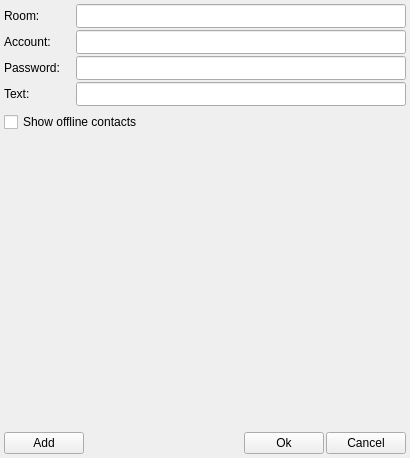
Above: share/skins/default/mucinvite.ui from itds-consulting/yate before the change. Below: the same form after it.
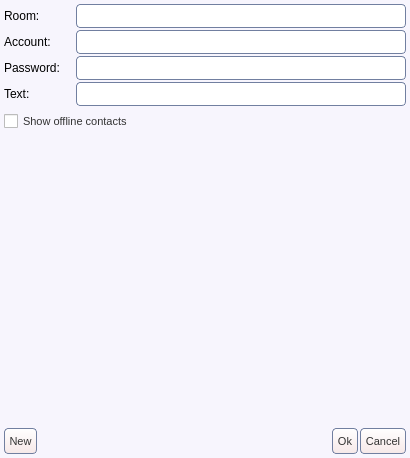
That is the form after the change. Icons and pictures are not drawn.

Commit message: Moved channel control buttons to channel item in channels list. Conference and transfer are now done from master channel and shown in its item in channels list. Changed user interface colors and shapes.

The edit to the form file:
```diff
--- a/share/skins/default/mucinvite.ui
+++ b/share/skins/default/mucinvite.ui
@@ -15,6 +15,94 @@
   <property name="windowIcon" >
    <iconset>muc.png</iconset>
   </property>
+  <property name="styleSheet" >
+   <string>QWidget#mucinvite {
+  background:#f7f5fd;
+}
+QLineEdit {
+  color:#333333;
+  border: 1px solid #717fa0;
+  border-radius: 4px;
+}
+QTreeWidget {
+  border: 1px solid #717fa0;
+}
+QAbstractButton { font-size: 11px; color: #333333; }
+QToolButton {
+  border: 1px solid #717fa0;
+  border-radius: 4px;
+  background: qlineargradient(x1: 0, y1: 0, x2: 0, y2: 1, stop: 0 #ffffff, stop: 1 #f6e8e8);
+}
+QToolButton:hover { background: qlineargradient(x1: 0, y1: 0, x2: 0, y2: 1, stop: 0 #ffffff, stop: 1 #f9f3f3); }
+QToolButton:pressed { background: qlineargradient(x1: 0, y1: 0, x2: 0, y2: 1, stop: 0 #f6e8e8, stop: 1 #ffffff); }
+QPushButton {
+  border: 1px solid #717fa0;
+  border-radius: 4px;
+  background: qlineargradient(x1: 0, y1: 0, x2: 0, y2: 1, stop: 0 #ffffff, stop: 1 #f6e8e8);
+}
+QPushButton:hover { background: qlineargradient(x1: 0, y1: 0, x2: 0, y2: 1, stop: 0 #ffffff, stop: 1 #f9f3f3); }
+QPushButton:pressed { background: qlineargradient(x1: 0, y1: 0, x2: 0, y2: 1, stop: 0 #f6e8e8, stop: 1 #ffffff); }
+QComboBox::down-arrow { image: url(cb_arrow.png); }
+QComboBox::down-arrow:on { top: 1px; left: 1px; }
+QComboBox {
+  padding-left: 2px;
+  padding-right: 25px;
+  border: 1px solid #717fa0;
+  border-radius: 4px;
+}
+QComboBox::drop-down {
+  width: 22px;
+  border-left: 1px solid #717fa0;
+}
+QCheckBox::indicator:checked { image: url(checkbox_on.png); }
+QCheckBox::indicator:unchecked { image: url(checkbox_off.png); }
+QRadioButton::indicator:checked { image: url(radio_on.png); }
+QRadioButton::indicator:unchecked { image: url(radio_off.png); }
+QScrollBar { border: 1px solid #717fa0; background: white; }
+QScrollBar::handle {
+  background: qlineargradient(x1: 0, y1: 0, x2: 0, y2: 1, stop: 0 #ffffff, stop: 1 #f6e8e8);
+  border: 1px solid #717fa0;
+}
+QScrollBar:vertical {
+  width: 14px;
+  margin: 16px 0px 16px 0px;
+  border-top: 0px;
+  border-bottom: 0px;
+  border-right: 0px;
+}
+QScrollBar:horizontal {
+  height: 14px;
+  margin: 0px 16px 0px 16px;
+  border-left: 0px;
+  border-right: 0px;
+  border-bottom: 0px;
+}
+QScrollBar::add-line {
+  height: 13px;
+  width: 13px;
+  border: 1px solid #717fa0;
+  subcontrol-origin: margin;
+  background: qlineargradient(x1: 0, y1: 0, x2: 0, y2: 1, stop: 0 #ffffff, stop: 1 #f6e8e8);
+}
+QScrollBar::sub-line {
+  height: 13px;
+  width: 13px;
+  border: 1px solid #717fa0;
+  subcontrol-origin: margin;
+  background: qlineargradient(x1: 0, y1: 0, x2: 0, y2: 1, stop: 0 #ffffff, stop: 1 #f6e8e8);
+}
+QScrollBar::handle:vertical { border-left: 0px; border-right: 0px; }
+QScrollBar::handle:horizontal { border-top: 0px; border-bottom: 0px; }
+QScrollBar::add-line:vertical { subcontrol-position: bottom; image: url(scroll_down.png); height: 14px; }
+QScrollBar::sub-line:vertical { subcontrol-position: top; image: url(scroll_up.png); height: 14px; }
+QScrollBar::add-line:horizontal { subcontrol-position: right; image: url(scroll_right.png); width: 14px; }
+QScrollBar::sub-line:horizontal { subcontrol-position: left; image: url(scroll_left.png); width: 14px; }
+QScrollBar::up-arrow:pressed { border: 1px solid #717fa0; }
+QScrollBar::down-arrow:pressed { border: 1px solid #717fa0; }
+QScrollBar::left-arrow:pressed { border: 1px solid #717fa0; }
+QScrollBar::right-arrow:pressed { border: 1px solid #717fa0; }
+</string>
+  </property>
   <layout class="QVBoxLayout" >
    <property name="spacing" >
     <number>2</number>
@@ -245,6 +333,22 @@
      </property>
     </widget>
    </item>
+   <item>
+    <spacer>
+     <property name="orientation" >
+      <enum>Qt::Vertical</enum>
+     </property>
+     <property name="sizeType" >
+      <enum>QSizePolicy::Fixed</enum>
+     </property>
+     <property name="sizeHint" >
+      <size>
+       <width>20</width>
+       <height>6</height>
+      </size>
+     </property>
+    </spacer>
+   </item>
    <item>
     <widget class="QFrame" name="frame_contacts" >
      <property name="sizePolicy" >
@@ -286,18 +390,45 @@
       <number>6</number>
      </property>
      <item>
-      <widget class="QPushButton" name="invite_add" >
+      <widget class="QToolButton" name="invite_add" >
+       <property name="sizePolicy" >
+        <sizepolicy vsizetype="Fixed" hsizetype="Minimum" >
+         <horstretch>0</horstretch>
+         <verstretch>0</verstretch>
+        </sizepolicy>
+       </property>
+       <property name="minimumSize" >
+        <size>
+         <width>0</width>
+         <height>26</height>
+        </size>
+       </property>
+       <property name="maximumSize" >
+        <size>
+         <width>16777215</width>
+         <height>26</height>
+        </size>
+       </property>
        <property name="toolTip" >
         <string>Add a contact to the list</string>
        </property>
        <property name="text" >
-        <string>Add</string>
+        <string>New</string>
        </property>
        <property name="icon" >
         <iconset>addcontact.png</iconset>
        </property>
-       <property name="shortcut" >
-        <string>Return</string>
+       <property name="toolButtonStyle" >
+        <enum>Qt::ToolButtonTextBesideIcon</enum>
+       </property>
+       <property name="_yate_normal_icon" stdset="0" >
+        <string>add.png</string>
+       </property>
+       <property name="_yate_pressed_icon" stdset="0" >
+        <string>add_pressed.png</string>
+       </property>
+       <property name="_yate_hover_icon" stdset="0" >
+        <string>add_hover.png</string>
        </property>
       </widget>
      </item>
@@ -315,7 +446,25 @@
       </spacer>
      </item>
      <item>
-      <widget class="QPushButton" name="ok" >
+      <widget class="QToolButton" name="ok" >
+       <property name="sizePolicy" >
+        <sizepolicy vsizetype="Fixed" hsizetype="Minimum" >
+         <horstretch>0</horstretch>
+         <verstretch>0</verstretch>
+        </sizepolicy>
+       </property>
+       <property name="minimumSize" >
+        <size>
+         <width>0</width>
+         <height>26</height>
+        </size>
+       </property>
+       <property name="maximumSize" >
+        <size>
+         <width>16777215</width>
+         <height>26</height>
+        </size>
+       </property>
        <property name="text" >
         <string>Ok</string>
        </property>
@@ -325,10 +474,40 @@
        <property name="shortcut" >
         <string>Return</string>
        </property>
+       <property name="toolButtonStyle" >
+        <enum>Qt::ToolButtonTextBesideIcon</enum>
+       </property>
+       <property name="_yate_normal_icon" stdset="0" >
+        <string>ok.png</string>
+       </property>
+       <property name="_yate_pressed_icon" stdset="0" >
+        <string>ok_pressed.png</string>
+       </property>
+       <property name="_yate_hover_icon" stdset="0" >
+        <string>ok_hover.png</string>
+       </property>
       </widget>
      </item>
      <item>
-      <widget class="QPushButton" name="button_hide" >
+      <widget class="QToolButton" name="button_hide" >
+       <property name="sizePolicy" >
+        <sizepolicy vsizetype="Fixed" hsizetype="Minimum" >
+         <horstretch>0</horstretch>
+         <verstretch>0</verstretch>
+        </sizepolicy>
+       </property>
+       <property name="minimumSize" >
+        <size>
+         <width>0</width>
+         <height>26</height>
+        </size>
+       </property>
+       <property name="maximumSize" >
+        <size>
+         <width>16777215</width>
+         <height>26</height>
+        </size>
+       </property>
        <property name="text" >
         <string>Cancel</string>
        </property>
@@ -338,6 +517,18 @@
        <property name="shortcut" >
         <string>Esc</string>
        </property>
+       <property name="toolButtonStyle" >
+        <enum>Qt::ToolButtonTextBesideIcon</enum>
+       </property>
+       <property name="_yate_normal_icon" stdset="0" >
+        <string>cancel.png</string>
+       </property>
+       <property name="_yate_pressed_icon" stdset="0" >
+        <string>cancel_pressed.png</string>
+       </property>
+       <property name="_yate_hover_icon" stdset="0" >
+        <string>cancel_hover.png</string>
+       </property>
       </widget>
      </item>
     </layout>
```
Left out of the diff: 8 changed lines with no effect on the pictures. The commit also changes 200 other files.
